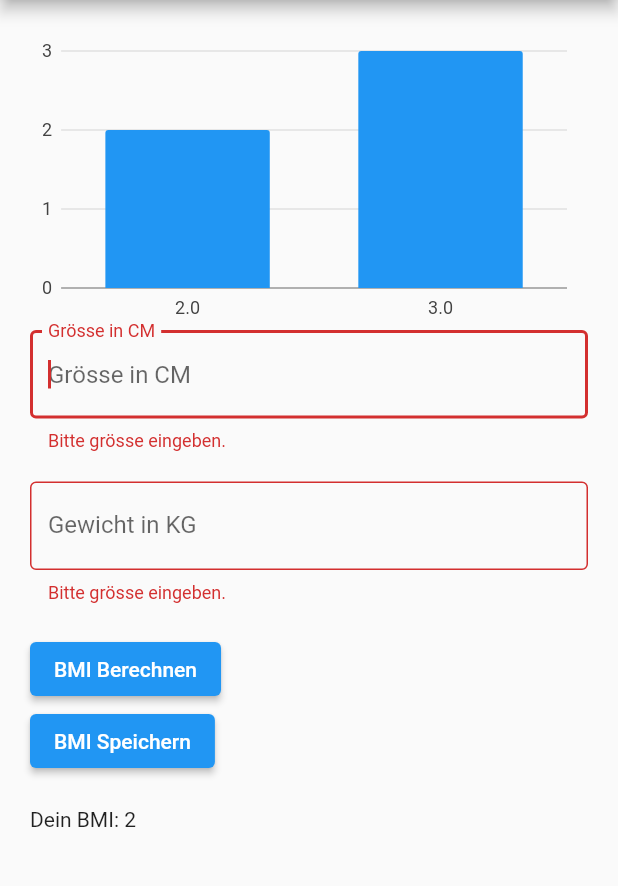
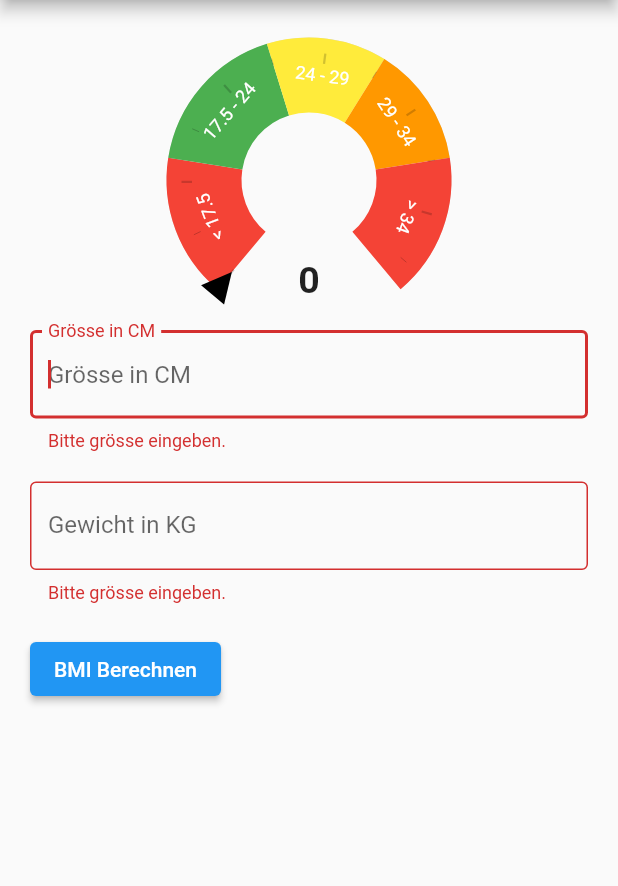
Before and after one commit to bursacmilan/Projektarbeit_MyFit_Flutter, a Flutter app: the screen it shows after launch, on a phone screen of 412 x 824 dp, the part 84-970 px from its top. Run offline on Flutter 3.47's test engine with Material 2 defaults, Android fonts, the phone set to English and light mode, and no system bars; drawn by our look-alikes of syncfusion_flutter_gauges.

Commit message:
bmi chart

```diff
--- /dev/null
+++ b/myfit_bmi/lib/bmiHistory/bmi_gauge.dart
@@ -0,0 +1,90 @@
+import 'package:flutter/material.dart';
+import 'package:myfit_bmi/services/data_service.dart';
+import 'package:syncfusion_flutter_gauges/gauges.dart';
+
+class BmiGauge extends StatelessWidget {
+  final int bmiValue;
+
+  const BmiGauge({
+    Key? key,
+    required this.bmiValue,
+  }) : super(key: key);
+
+  @override
+  Widget build(BuildContext context) {
+    return SfRadialGauge(
+      axes: [
+        RadialAxis(
+          minimum: 11.5,
+          maximum: 40,
+          showLabels: false,
+          annotations: [
+            GaugeAnnotation(
+              widget: Center(
+                child: Text(
+                  bmiValue.toString(),
+                  style: const TextStyle(
+                    fontSize: 25,
+                    fontWeight: FontWeight.bold,
+                  ),
+                ),
+              ),
+              angle: 90,
+              positionFactor: 0.7,
+            )
+          ],
+          pointers: [
+            MarkerPointer(
+              value: bmiValue.toDouble(),
+              color: Colors.black,
+              markerHeight: 20,
+              markerWidth: 20,
+            )
+          ],
+          ranges: [
+            GaugeRange(
+              startValue: 11.5,
+              endValue: 17.5,
+              color: Colors.red,
+              startWidth: 50,
+              endWidth: 50,
+              label: '< 17.5',
+            ),
+            GaugeRange(
+              startValue: 17.5,
+              endValue: 24,
+              color: Colors.green,
+              startWidth: 50,
+              endWidth: 50,
+              label: '17.5 - 24',
+            ),
+            GaugeRange(
+              startValue: 24,
+              endValue: 29,
+              color: Colors.yellow,
+              startWidth: 50,
+              endWidth: 50,
+              label: '24 - 29',
+            ),
+            GaugeRange(
+              startValue: 29,
+              endValue: 34,
+              color: Colors.orange,
+              startWidth: 50,
+              endWidth: 50,
+              label: '29 - 34',
+            ),
+            GaugeRange(
+              startValue: 34,
+              endValue: 40,
+              color: Colors.red,
+              startWidth: 50,
+              endWidth: 50,
+              label: '> 34',
+            )
+          ],
+        )
+      ],
+    );
+  }
+}
--- a/myfit_bmi/lib/bmiHistory/bmi_input.dart
+++ b/myfit_bmi/lib/bmiHistory/bmi_input.dart
@@ -1,9 +1,6 @@
-import 'dart:ffi';
-
 import 'package:flutter/material.dart';
 import 'package:myfit_bmi/model/bmi.dart';
-import 'package:myfit_bmi/services/data_service.dart';
-import 'package:charts_flutter/flutter.dart' as charts;
+import 'bmi_gauge.dart';
 
 class BmiInputWidget extends StatefulWidget {
   const BmiInputWidget({Key? key}) : super(key: key);
@@ -14,6 +11,7 @@ class BmiInputWidget extends StatefulWidget {
 
 class _BmiInputWidgetState extends State<BmiInputWidget> {
   String bmi = '';
+  int currentBmi = 0;
 
   final TextEditingController textEditingControllerSize =
       TextEditingController();
@@ -36,17 +34,6 @@ class _BmiInputWidgetState extends State<BmiInputWidget> {
     return null;
   }
 
-  List<charts.Series<Bmi, String>> getChartData() {
-    return [
-      charts.Series<Bmi, String>(
-        id: 'BMI Data',
-        data: DataService.instance.bmiHistory,
-        domainFn: (bmi, index) => bmi.size.toString(),
-        measureFn: (bmi, index) => bmi.size,
-      )
-    ];
-  }
-
   @override
   Widget build(BuildContext context) {
     return Form(
@@ -56,9 +43,9 @@ class _BmiInputWidgetState extends State<BmiInputWidget> {
           mainAxisAlignment: MainAxisAlignment.start,
           crossAxisAlignment: CrossAxisAlignment.start,
           children: [
-            Container(
-              child: charts.BarChart(
-                  getChartData()
+            SizedBox(
+              child: BmiGauge(
+                bmiValue: currentBmi,
               ),
               height: 200,
             ),
@@ -92,7 +79,6 @@ class _BmiInputWidgetState extends State<BmiInputWidget> {
             ),
             ElevatedButton(
                 onPressed: () {
-                  setState(() {
                   if (_formKey.currentState!.validate() == false) {
                     return;
                   }
@@ -101,30 +87,15 @@ class _BmiInputWidgetState extends State<BmiInputWidget> {
                   var weight = double.parse(textEditingControllerWeight.text);
                   var bmi = Bmi(weight, size);
 
+                  setState(() {
                     this.bmi = bmi.getBmi().toString();
+                    currentBmi = bmi.getBmi();
                   });
                 },
                 child: Text("BMI Berechnen")),
-            ElevatedButton(
-                onPressed: () {
-                  setState(() {
-                    if (_formKey.currentState!.validate() == false) {
-                      return;
-                    }
-
-                    var size = double.parse(textEditingControllerSize.text) / 100;
-                    var weight = double.parse(textEditingControllerWeight.text);
-                    var bmi = Bmi(weight, size);
-
-                    this.bmi = bmi.getBmi().toString();
-                    DataService.instance.addBmi(bmi);
-                  });
-                },
-                child: Text("BMI Speichern")),
             const SizedBox(
               height: 20,
-            ),
-            Text('Dein BMI: ' + this.bmi + DataService.instance.bmiHistory.length.toString())
+            )
           ],
         ),
       ),
--- a/myfit_bmi/lib/main.dart
+++ b/myfit_bmi/lib/main.dart
@@ -36,11 +36,9 @@ class _MainScreenState extends State<MainScreen> {
       appBar: AppBar(
         title: Text(widget.title),
       ),
-      body: SafeArea(
-        child: Container(
-          padding: EdgeInsets.all(20),
-          child: BmiInputWidget(),
-        ),
+      body: const Padding(
+        padding: EdgeInsets.all(20),
+        child: BmiInputWidget(),
       ),
     );
   }
--- a/myfit_bmi/lib/services/data_service.dart
+++ /dev/null
@@ -1,11 +0,0 @@
-import 'package:myfit_bmi/model/bmi.dart';
-
-class DataService {
-  static DataService instance = DataService();
-
-  final List<Bmi> bmiHistory = [ Bmi(1, 2), Bmi(2, 3)];
-
-  void addBmi(Bmi bmi){
-    bmiHistory.add(bmi);
-  }
-}
--- a/myfit_bmi/pubspec.yaml
+++ b/myfit_bmi/pubspec.yaml
@@ -34,7 +34,7 @@ dependencies:
   google_fonts: 2.1.0
   provider: 6.0.1
   rxdart: 0.27.2
-  charts_flutter: ^0.12.0
+  syncfusion_flutter_gauges: ^19.4.47
 
 
   # The following adds the Cupertino Icons font to your application.
```
Also changed, not shown: myfit_bmi/pubspec.lock. Lines whose indentation alone changed are shown as unchanged.
